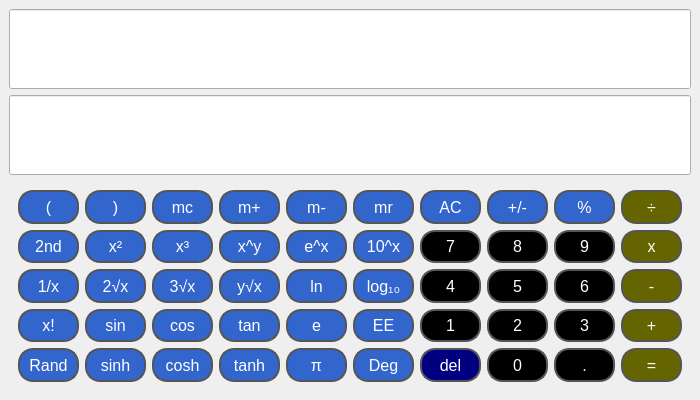
Old version of the form proj1/p5s2/engineering.ui in the repository nttkor/codyssey.
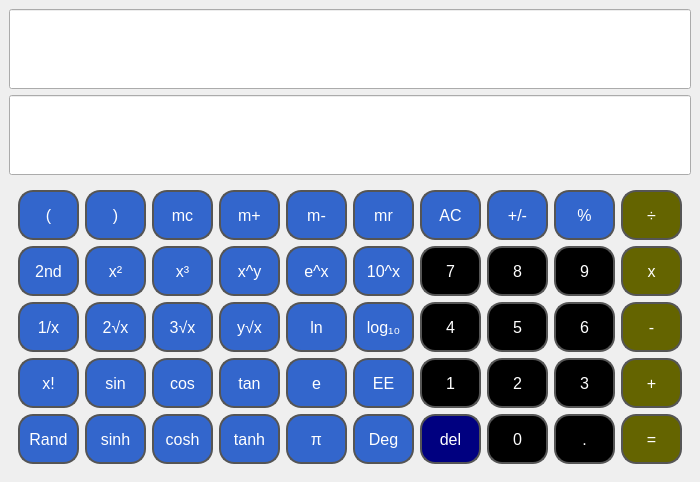
New version of the form.

```diff
--- a/proj1/p5s2/engineering.ui
+++ b/proj1/p5s2/engineering.ui
@@ -7,9 +7,15 @@
     <x>0</x>
     <y>0</y>
     <width>700</width>
-    <height>400</height>
+    <height>482</height>
    </rect>
   </property>
+  <property name="sizePolicy">
+   <sizepolicy hsizetype="Fixed" vsizetype="Fixed">
+    <horstretch>0</horstretch>
+    <verstretch>0</verstretch>
+   </sizepolicy>
+  </property>
   <property name="font">
    <font>
     <pointsize>14</pointsize>
@@ -33,34 +39,61 @@
 }</string>
    </property>
    <layout class="QVBoxLayout" name="verticalLayout">
-    <item><widget class="QLineEdit" name="le_expr"><property name="readOnly"><bool>true</bool></property><property name="alignment"><set>Qt::AlignRight|Qt::AlignVCenter</set></property><property name="placeholderText"><string /></property><property name="font"><font><family>Arial</family><pointsize>48</pointsize><bold>false</bold><weight>50</weight></font></property></widget></item><item>
+    <item>
+     <widget class="QLineEdit" name="le_expr">
+      <property name="font">
+       <font>
+        <family>Arial</family>
+        <pointsize>48</pointsize>
+        <bold>false</bold>
+       </font>
+      </property>
+      <property name="alignment">
+       <set>Qt::AlignRight|Qt::AlignTrailing|Qt::AlignVCenter</set>
+      </property>
+      <property name="readOnly">
+       <bool>true</bool>
+      </property>
+      <property name="placeholderText">
+       <string/>
+      </property>
+     </widget>
+    </item>
+    <item>
      <widget class="QLineEdit" name="le_result">
       <property name="enabled">
        <bool>true</bool>
       </property>
       <property name="sizePolicy">
-       <sizepolicy hsizetype="Expanding" vsizetype="Preferred">
+       <sizepolicy hsizetype="Expanding" vsizetype="Fixed">
         <horstretch>0</horstretch>
         <verstretch>1</verstretch>
        </sizepolicy>
       </property>
+      <property name="font">
+       <font>
+        <family>Arial</family>
+        <pointsize>48</pointsize>
+        <bold>false</bold>
+       </font>
+      </property>
       <property name="alignment">
-       <set>Qt::AlignRight|Qt::AlignVCenter</set></property>
+       <set>Qt::AlignRight|Qt::AlignTrailing|Qt::AlignVCenter</set>
+      </property>
       <property name="readOnly">
-       <bool>true</bool></property>
-     <property name="placeholderText"><string /></property><property name="font"><font><family>Arial</family><pointsize>48</pointsize><bold>false</bold><weight>50</weight></font></property></widget>
+       <bool>true</bool>
+      </property>
+      <property name="placeholderText">
+       <string/>
+      </property>
+     </widget>
     </item>
     <item>
      <widget class="QFrame" name="ButtonFrame">
-      <property name="sizePolicy">
-       <sizepolicy hsizetype="Preferred" vsizetype="Preferred">
-        <horstretch>0</horstretch>
-        <verstretch>4</verstretch>
-       </sizepolicy>
-      </property>
       <property name="font">
        <font>
         <pointsize>14</pointsize>
+        <bold>true</bold>
         <kerning>true</kerning>
        </font>
       </property>
@@ -165,6 +198,9 @@
        </item>
        <item row="2" column="5">
         <widget class="QPushButton" name="btnf_log10">
+         <property name="enabled">
+          <bool>false</bool>
+         </property>
          <property name="sizePolicy">
           <sizepolicy hsizetype="Minimum" vsizetype="Preferred">
            <horstretch>0</horstretch>
@@ -178,6 +214,9 @@
        </item>
        <item row="3" column="0">
         <widget class="QPushButton" name="btnf_fact">
+         <property name="enabled">
+          <bool>false</bool>
+         </property>
          <property name="sizePolicy">
           <sizepolicy hsizetype="Minimum" vsizetype="Preferred">
            <horstretch>0</horstretch>
@@ -223,6 +262,9 @@
        </item>
        <item row="3" column="5">
         <widget class="QPushButton" name="btnf_EE">
+         <property name="enabled">
+          <bool>false</bool>
+         </property>
          <property name="sizePolicy">
           <sizepolicy hsizetype="Minimum" vsizetype="Preferred">
            <horstretch>0</horstretch>
@@ -275,6 +317,9 @@
        </item>
        <item row="1" column="1">
         <widget class="QPushButton" name="btnf_pow2">
+         <property name="enabled">
+          <bool>false</bool>
+         </property>
          <property name="sizePolicy">
           <sizepolicy hsizetype="Minimum" vsizetype="Preferred">
            <horstretch>0</horstretch>
@@ -288,6 +333,9 @@
        </item>
        <item row="2" column="1">
         <widget class="QPushButton" name="btnf_sqrt2">
+         <property name="enabled">
+          <bool>false</bool>
+         </property>
          <property name="sizePolicy">
           <sizepolicy hsizetype="Minimum" vsizetype="Preferred">
            <horstretch>0</horstretch>
@@ -314,6 +362,9 @@
        </item>
        <item row="1" column="5">
         <widget class="QPushButton" name="btnf_10pow">
+         <property name="enabled">
+          <bool>false</bool>
+         </property>
          <property name="sizePolicy">
           <sizepolicy hsizetype="Minimum" vsizetype="Preferred">
            <horstretch>0</horstretch>
@@ -456,6 +507,9 @@
        </item>
        <item row="2" column="3">
         <widget class="QPushButton" name="btnf_yrootx">
+         <property name="enabled">
+          <bool>false</bool>
+         </property>
          <property name="sizePolicy">
           <sizepolicy hsizetype="Minimum" vsizetype="Preferred">
            <horstretch>0</horstretch>
@@ -469,10 +523,13 @@
        </item>
        <item row="2" column="2">
         <widget class="QPushButton" name="btnf_sqrt3">
+         <property name="enabled">
+          <bool>false</bool>
+         </property>
          <property name="sizePolicy">
           <sizepolicy hsizetype="Minimum" vsizetype="Preferred">
            <horstretch>0</horstretch>
-           <verstretch>1</verstretch>
+           <verstretch>0</verstretch>
           </sizepolicy>
          </property>
          <property name="text">
@@ -495,6 +552,9 @@
        </item>
        <item row="1" column="3">
         <widget class="QPushButton" name="btnf_pow_y">
+         <property name="enabled">
+          <bool>false</bool>
+         </property>
          <property name="sizePolicy">
           <sizepolicy hsizetype="Minimum" vsizetype="Preferred">
            <horstretch>0</horstretch>
@@ -521,6 +581,9 @@
        </item>
        <item row="5" column="0">
         <widget class="QPushButton" name="btns_rand">
+         <property name="enabled">
+          <bool>false</bool>
+         </property>
          <property name="sizePolicy">
           <sizepolicy hsizetype="Minimum" vsizetype="Preferred">
            <horstretch>0</horstretch>
@@ -598,6 +661,9 @@
        </item>
        <item row="1" column="0">
         <widget class="QPushButton" name="btns_2nd">
+         <property name="enabled">
+          <bool>false</bool>
+         </property>
          <property name="sizePolicy">
           <sizepolicy hsizetype="Minimum" vsizetype="Preferred">
            <horstretch>0</horstretch>
@@ -611,6 +677,9 @@
        </item>
        <item row="1" column="4">
         <widget class="QPushButton" name="btnf_ex">
+         <property name="enabled">
+          <bool>false</bool>
+         </property>
          <property name="sizePolicy">
           <sizepolicy hsizetype="Minimum" vsizetype="Preferred">
            <horstretch>0</horstretch>
@@ -624,6 +693,9 @@
        </item>
        <item row="2" column="4">
         <widget class="QPushButton" name="btnf_ln">
+         <property name="enabled">
+          <bool>false</bool>
+         </property>
          <property name="sizePolicy">
           <sizepolicy hsizetype="Minimum" vsizetype="Preferred">
            <horstretch>0</horstretch>
@@ -637,6 +709,9 @@
        </item>
        <item row="1" column="2">
         <widget class="QPushButton" name="btnf_pow3">
+         <property name="enabled">
+          <bool>false</bool>
+         </property>
          <property name="sizePolicy">
           <sizepolicy hsizetype="Minimum" vsizetype="Preferred">
            <horstretch>0</horstretch>
@@ -753,6 +828,9 @@
        </item>
        <item row="2" column="0">
         <widget class="QPushButton" name="btnf_invx">
+         <property name="enabled">
+          <bool>false</bool>
+         </property>
          <property name="sizePolicy">
           <sizepolicy hsizetype="Minimum" vsizetype="Preferred">
            <horstretch>0</horstretch>
```
Left out of the diff: 6 changed lines with no effect on the pictures.
